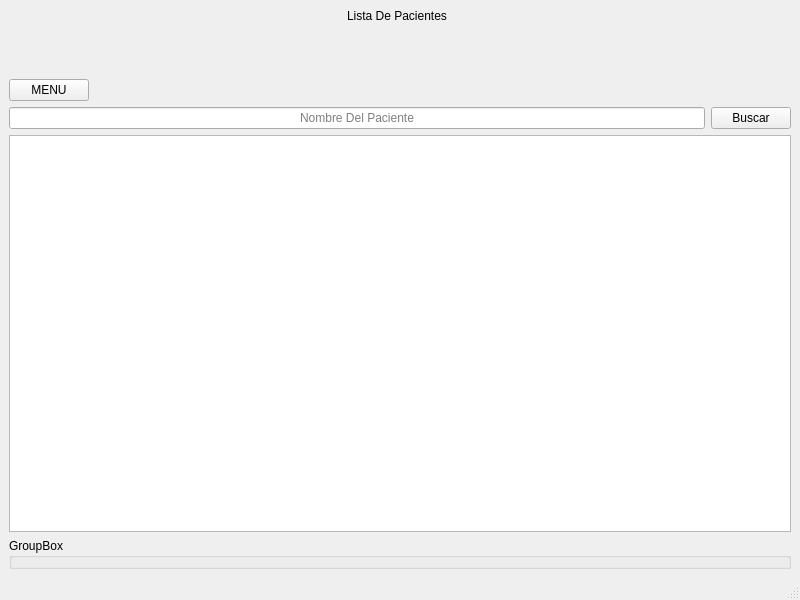
Before: the Qt Designer form OPTICA/Lista_Clientes.ui in Matapuercos666/Optica_Jardines, drawn with Qt 5.
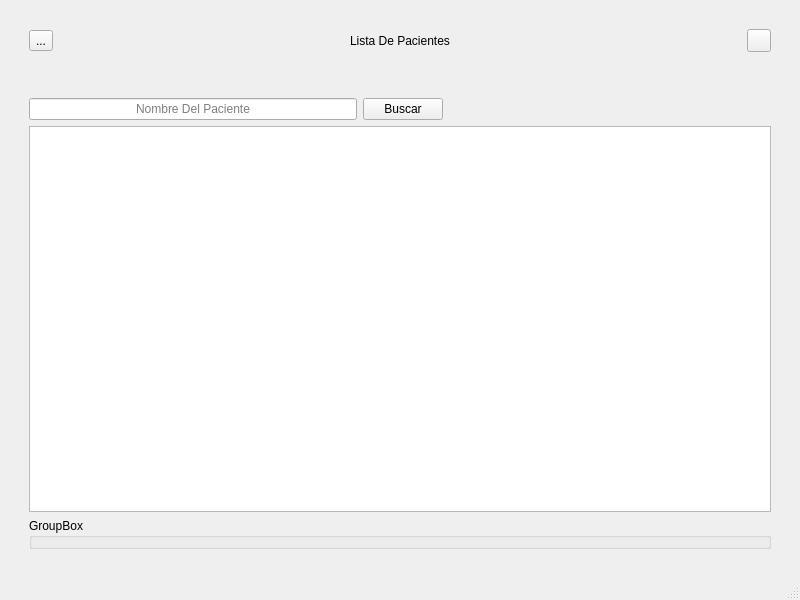
After: the same form once the commit is applied. Icons and pictures are not drawn.

Commit message: Se acaban los botones para ingresar a las ventanas, falta regresar

Patch:
```diff
--- a/OPTICA/Lista_Clientes.ui
+++ b/OPTICA/Lista_Clientes.ui
@@ -14,10 +14,22 @@
    <string>MainWindow</string>
   </property>
   <widget class="QWidget" name="centralwidget">
-   <layout class="QGridLayout" name="gridLayout_2">
-    <item row="4" column="0" colspan="2">
+   <layout class="QGridLayout" name="gridLayout_3">
+    <item row="2" column="1">
      <layout class="QGridLayout" name="gridLayout">
-      <item row="0" column="0">
+      <property name="leftMargin">
+       <number>20</number>
+      </property>
+      <property name="topMargin">
+       <number>20</number>
+      </property>
+      <property name="rightMargin">
+       <number>20</number>
+      </property>
+      <property name="bottomMargin">
+       <number>20</number>
+      </property>
+      <item row="1" column="0">
        <widget class="QTableWidget" name="Datos_Clientes">
         <property name="editTriggers">
          <set>QAbstractItemView::EditTrigger::NoEditTriggers</set>
@@ -30,16 +42,88 @@
         </property>
        </widget>
       </item>
-      <item row="1" column="0">
-       <widget class="QGroupBox" name="Historial">
-        <property name="title">
-         <string>GroupBox</string>
+      <item row="0" column="0">
+       <layout class="QGridLayout" name="Barra_Superior">
+        <item row="0" column="0">
+         <layout class="QHBoxLayout" name="horizontalLayout_5">
+          <item>
+           <widget class="QToolButton" name="Regresar">
+            <property name="layoutDirection">
+             <enum>Qt::LayoutDirection::LeftToRight</enum>
+            </property>
+            <property name="text">
+             <string>...</string>
+            </property>
+            <property name="icon">
+             <iconset theme="QIcon::ThemeIcon::GoPrevious"/>
+            </property>
+           </widget>
+          </item>
+          <item>
+           <spacer name="horizontalSpacer_3">
+            <property name="orientation">
+             <enum>Qt::Orientation::Horizontal</enum>
+            </property>
+            <property name="sizeHint" stdset="0">
+             <size>
+              <width>40</width>
+              <height>20</height>
+             </size>
+            </property>
+           </spacer>
+          </item>
+          <item>
+           <widget class="QLabel" name="Titulo">
+            <property name="text">
+             <string>Lista De Pacientes</string>
+            </property>
+            <property name="alignment">
+             <set>Qt::AlignmentFlag::AlignCenter</set>
+            </property>
+           </widget>
+          </item>
+          <item>
+           <spacer name="horizontalSpacer">
+            <property name="orientation">
+             <enum>Qt::Orientation::Horizontal</enum>
+            </property>
+            <property name="sizeHint" stdset="0">
+             <size>
+              <width>40</width>
+              <height>20</height>
+             </size>
+            </property>
+           </spacer>
+          </item>
+          <item>
+           <widget class="QToolButton" name="toolButton">
+            <property name="text">
+             <string/>
+            </property>
+            <property name="icon">
+             <iconset theme="QIcon::ThemeIcon::UserAvailable"/>
         </property>
        </widget>
       </item>
      </layout>
     </item>
-    <item row="3" column="0" colspan="2">
+        <item row="1" column="0">
+         <spacer name="verticalSpacer">
+          <property name="orientation">
+           <enum>Qt::Orientation::Vertical</enum>
+          </property>
+          <property name="sizeType">
+           <enum>QSizePolicy::Policy::Maximum</enum>
+          </property>
+          <property name="sizeHint" stdset="0">
+           <size>
+            <width>20</width>
+            <height>40</height>
+           </size>
+          </property>
+         </spacer>
+        </item>
+        <item row="3" column="0">
      <layout class="QHBoxLayout" name="horizontalLayout_4">
       <item>
        <layout class="QHBoxLayout" name="horizontalLayout_2">
@@ -64,63 +148,34 @@
           </property>
          </widget>
         </item>
+            <item>
+             <spacer name="horizontalSpacer_2">
+              <property name="orientation">
+               <enum>Qt::Orientation::Horizontal</enum>
+              </property>
+              <property name="sizeHint" stdset="0">
+               <size>
+                <width>40</width>
+                <height>20</height>
+               </size>
+              </property>
+             </spacer>
+            </item>
        </layout>
       </item>
      </layout>
     </item>
-    <item row="0" column="1">
-     <layout class="QVBoxLayout" name="verticalLayout"/>
-    </item>
-    <item row="0" column="0">
-     <widget class="QLabel" name="Titulo">
-      <property name="text">
-       <string>Lista De Pacientes</string>
-      </property>
-      <property name="alignment">
-       <set>Qt::AlignmentFlag::AlignCenter</set>
-      </property>
-     </widget>
+       </layout>
     </item>
     <item row="2" column="0">
-     <layout class="QHBoxLayout" name="horizontalLayout_3">
-      <item>
-       <widget class="QPushButton" name="pushButton_2">
-        <property name="text">
-         <string>MENU</string>
+       <widget class="QGroupBox" name="Historial">
+        <property name="title">
+         <string>GroupBox</string>
         </property>
        </widget>
       </item>
-      <item>
-       <spacer name="horizontalSpacer">
-        <property name="orientation">
-         <enum>Qt::Orientation::Horizontal</enum>
-        </property>
-        <property name="sizeHint" stdset="0">
-         <size>
-          <width>40</width>
-          <height>20</height>
-         </size>
-        </property>
-       </spacer>
-      </item>
      </layout>
     </item>
-    <item row="1" column="0">
-     <spacer name="verticalSpacer">
-      <property name="orientation">
-       <enum>Qt::Orientation::Vertical</enum>
-      </property>
-      <property name="sizeType">
-       <enum>QSizePolicy::Policy::Maximum</enum>
-      </property>
-      <property name="sizeHint" stdset="0">
-       <size>
-        <width>20</width>
-        <height>50</height>
-       </size>
-      </property>
-     </spacer>
-    </item>
    </layout>
   </widget>
   <widget class="QMenuBar" name="menubar">
```
Lines whose indentation alone changed are shown as unchanged. The commit also changes 14 other files.
